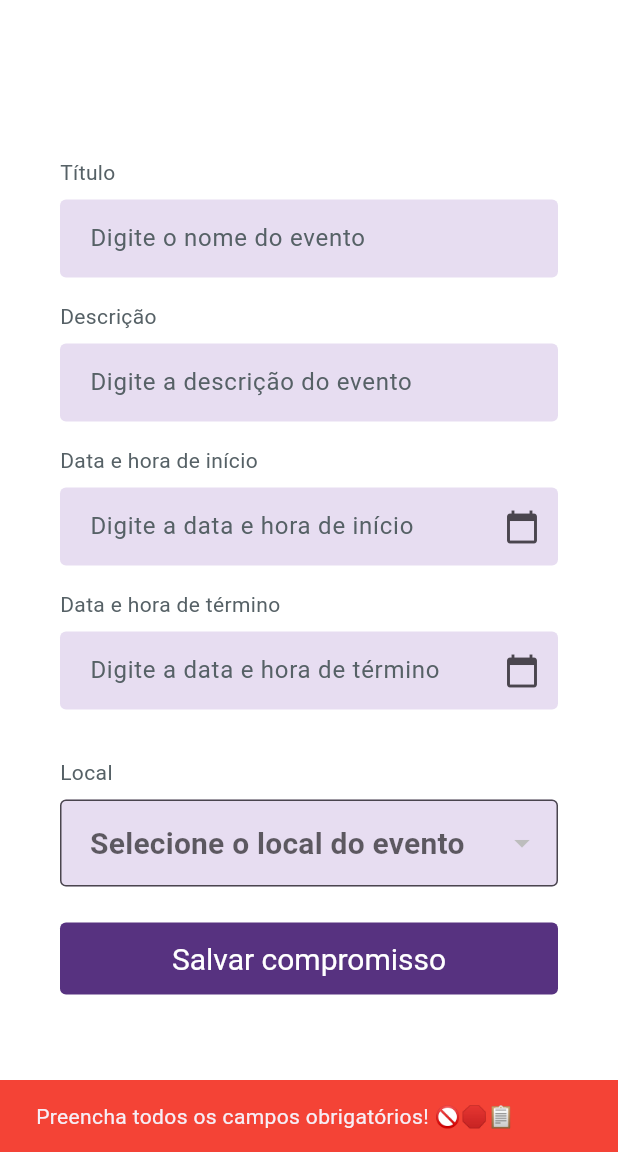
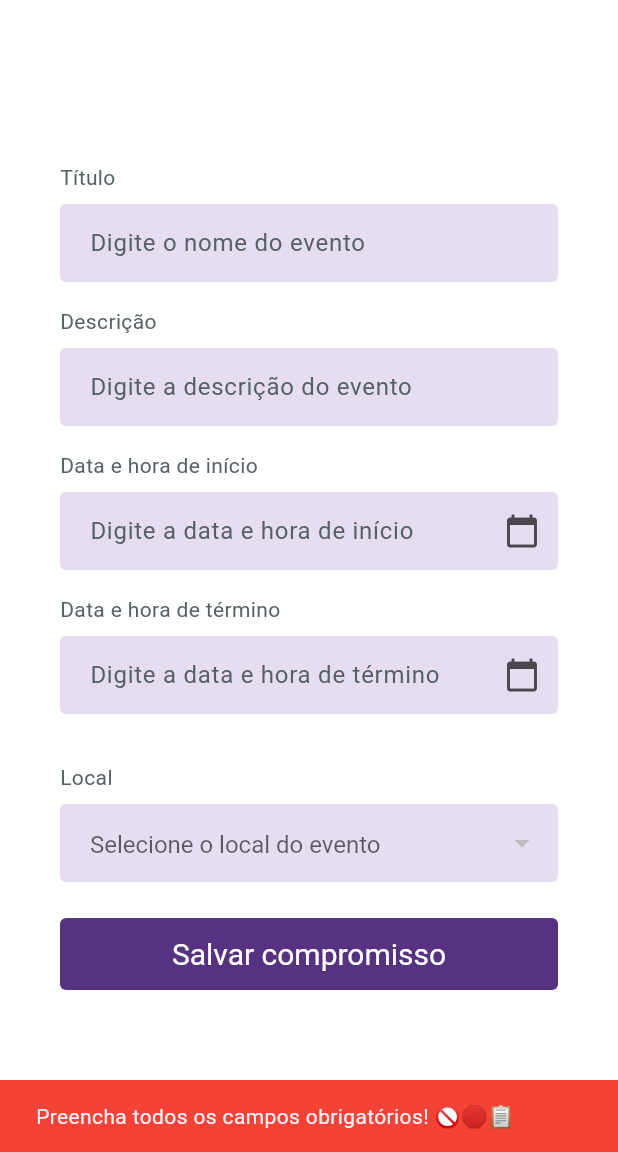
Before and after one commit to pereirathiago/flutter_agenda_app, a Flutter app: the NewAppointmentView screen opened by its route, after a tap on "Salvar compromisso", on a phone screen of 412 x 824 dp, the part 84-1236 px from its top. Run offline on Flutter 3.47's test engine with Material 3 defaults, Android fonts, the phone set to English and light mode, and no system bars; our stand-ins replace flutter_svg, sqflite, syncfusion_flutter_calendar; accounts and stored records are empty.

Commit message:
feat: add user login handling and improve appointment update logic

```diff
--- a/lib/ui/appointments/new_appointment.dart
+++ b/lib/ui/appointments/new_appointment.dart
@@ -7,6 +7,7 @@ import 'package:flutter_agenda_app/repositories/invitation_repository_sqlite.dar
 import 'package:flutter_agenda_app/repositories/location_repository_sqlite.dart';
 import 'package:flutter_agenda_app/repositories/user_repository_sqlite.dart';
 import 'package:flutter_agenda_app/repositories/user_repository.dart';
+import 'package:flutter_agenda_app/shared/app_colors.dart';
 import 'package:flutter_agenda_app/ui/widgets/app_bar_widget.dart';
 import 'package:flutter_agenda_app/ui/widgets/app_button_widget.dart';
 import 'package:flutter_agenda_app/ui/widgets/app_input_widget.dart';
@@ -26,6 +27,7 @@ class _NewAppointmentViewState extends State<NewAppointmentView> {
   final startHourController = TextEditingController();
   final endHourController = TextEditingController();
   final localController = TextEditingController();
+  int? usuarioLogado;
   int? _selectedLocationId;
   int? _novoLocal; // 🔹 ID do local selecionado
   List<Location> _userLocations = []; // 🔹 Locais do usuário logado
@@ -119,6 +121,7 @@ class _NewAppointmentViewState extends State<NewAppointmentView> {
     final arguments = ModalRoute.of(context)?.settings.arguments;
     final loggedUser =
         Provider.of<UserRepository>(context, listen: false).loggedUser!;
+    usuarioLogado = loggedUser.id;
 
     _loadUserLocations(loggedUser.id!).then((_) {
       setState(() {
@@ -306,7 +309,7 @@ class _NewAppointmentViewState extends State<NewAppointmentView> {
         );
 
         print(
-          'Atualizando compromisso com locationId selecionado: $_novoLocal 📍✨',
+          'Atualizando compromisso com locationId selecionado: $_appointment 📍✨',
         );
 
         await appointmentsRepository.updateAppointment(updatedAppointment);
@@ -319,8 +322,7 @@ class _NewAppointmentViewState extends State<NewAppointmentView> {
           status: true,
           startHourDate: startDateTime,
           endHourDate: endDateTime,
-          appointmentCreatorId:
-              _appointment?.appointmentCreatorId, // pode ser nulo, cuidado!
+          appointmentCreatorId: usuarioLogado, // pode ser nulo, cuidado!
           locationId: _selectedLocationId,
         );
 
@@ -486,6 +488,7 @@ class _NewAppointmentViewState extends State<NewAppointmentView> {
                 Text('Local'),
                 const SizedBox(height: 8),
                 DropdownButtonFormField<int>(
+                  style: const TextStyle(fontSize: 16, color: AppColors.grey),
                   value: _selectedLocationId,
                   items:
                       _userLocations.map((location) {
@@ -510,7 +513,6 @@ class _NewAppointmentViewState extends State<NewAppointmentView> {
 
                   decoration: const InputDecoration(
                     hintText: 'Selecione o local do evento',
-                    border: OutlineInputBorder(),
                   ),
                 ),
 
```
